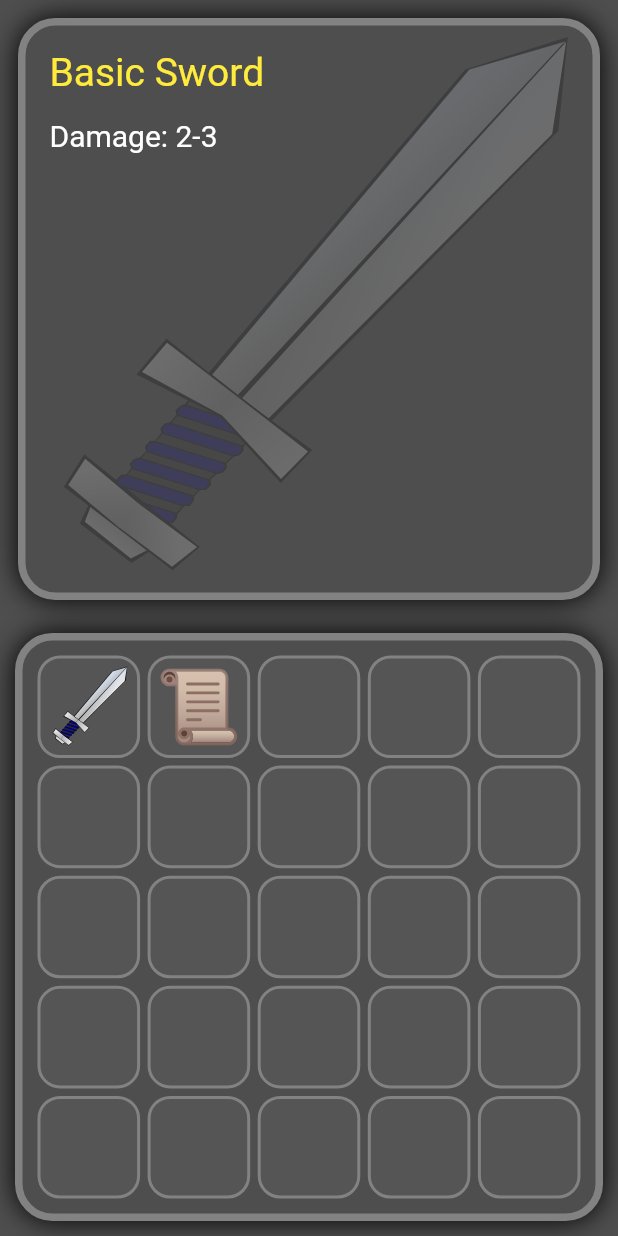
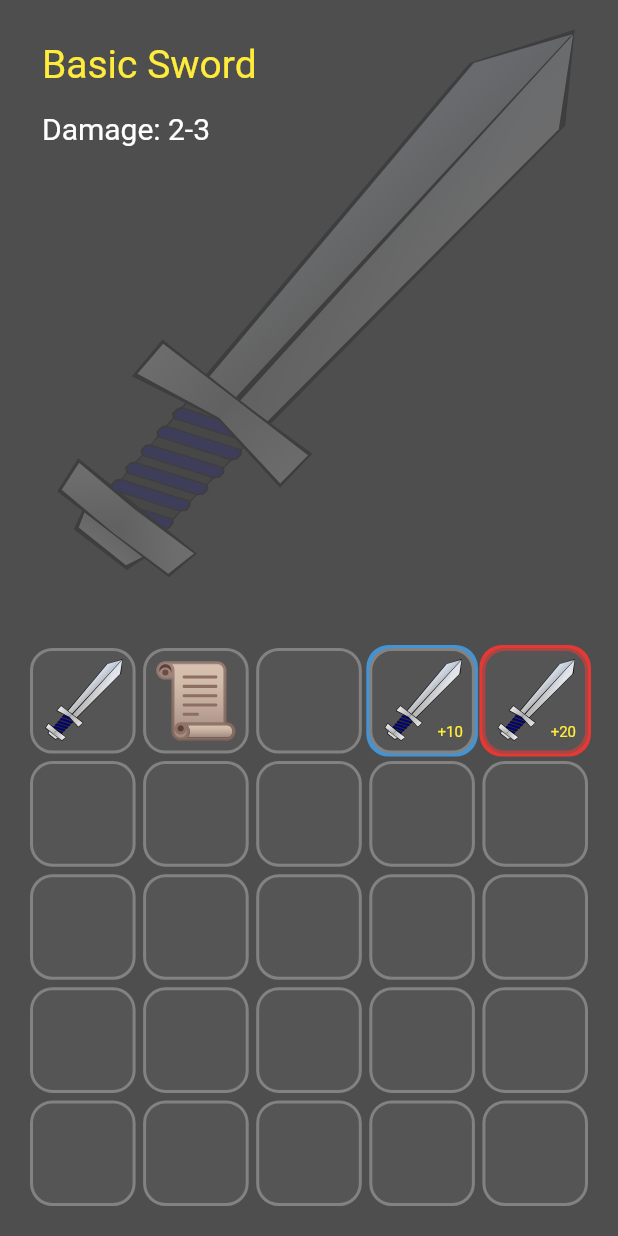
Before and after one commit to McKoog/enchanment_game, a Flutter app: the screen it shows after launch, after a tap on an icon or button, on a phone screen of 412 x 824 dp. Run offline on Flutter 3.47's test engine with Material 2 defaults, Android fonts, the phone set to English and light mode, and no system bars; our stand-ins replace auto_size_text, flutter_riverpod, flutter_svg; Roboto replaces fonts that are missing (PT Sans).

Commit message:
NOT DONE add hunting field menu,selecting weapon,switch pages

```diff
--- a/lib/data_providers/current_providers.dart
+++ b/lib/data_providers/current_providers.dart
@@ -11,3 +11,5 @@ final scrollEnchantSlotItem = StateProvider<Weapon?>((ref) => null);
 final currentEnchantSuccess = StateProvider<bool?>((ref) => null);
 
 final currentDragItemInventoryIndex = StateProvider<int?>((ref) => null);
+
+final currentSelectedWeaponHuntingField = StateProvider<Weapon?>((ref) => Weapon(type: ItemType.weapon,isSvgAsset: false, image: "assets/fist.png", name: "Fists", lowerDamage: 1, higherDamage: 1, enchantLevel: 0));
--- a/lib/data_providers/inventory_provider.dart
+++ b/lib/data_providers/inventory_provider.dart
@@ -11,5 +11,9 @@ final inventory = StateProvider<Inventory>((ref) => Inventory(
                 ?Weapon(type: ItemType.weapon, image: "assets/sword.svg", name: "Basic Sword", lowerDamage: 2, higherDamage: 3, enchantLevel: 0)
                 :index == 1
                 ?Scroll(type: ItemType.scroll, image: "assets/enchant_scroll.svg", name: "Scroll of enchant", description: "Increase power of the weapon, but be carefull, it's not garanteed")
+                :index == 3
+                ?Weapon(type: ItemType.weapon, image: "assets/sword.svg", name: "Basic Sword", lowerDamage: 2, higherDamage: 3, enchantLevel: 10)
+                :index == 4
+                ?Weapon(type: ItemType.weapon, image: "assets/sword.svg", name: "Basic Sword", lowerDamage: 2, higherDamage: 3, enchantLevel: 20)
                 :null
     )));
--- a/lib/main.dart
+++ b/lib/main.dart
@@ -1,4 +1,5 @@
 import 'package:enchantment_game/screens/enchant_screen/enchant_screen.dart';
+import 'package:enchantment_game/screens/hunting_field_screen/hunting_field_screen.dart';
 import 'package:flutter/material.dart';
 import 'package:flutter_riverpod/flutter_riverpod.dart';
 
@@ -17,8 +18,19 @@ class MyApp extends StatelessWidget {
       theme: ThemeData(
         primarySwatch: Colors.blue,
       ),
-      home: const Scaffold(
-        body: ProviderScope(child: EnchantScreen()),
+      home: Scaffold(
+        body: ProviderScope(
+          child: Container(
+            color: const Color.fromRGBO(78, 78, 78, 1),
+            child: PageView(
+              children: const [
+                EnchantScreen(),
+                HuntingFieldScreen()
+              ],
+            ),
+          ),
+            //child: EnchantScreen()
+        ),
       ),
     );
   }
--- a/lib/models/Inventory.dart
+++ b/lib/models/Inventory.dart
@@ -1,6 +1,7 @@
 // ignore_for_file: file_names
 
 import 'package:enchantment_game/models/item.dart';
+import 'package:enchantment_game/models/weapon.dart';
 
 class Inventory{
   Inventory({required this.items});
@@ -11,4 +12,13 @@ class Inventory{
     items[from] = null;
     return Inventory(items: items);
   }
+
+  List<Weapon> getAllMyWeapons(bool includingFist){
+    List<Weapon> weapons = [];
+    if(includingFist)weapons.add(Weapon(type: ItemType.weapon,isSvgAsset: false, image: "assets/fist.png", name: "Fists", lowerDamage: 1, higherDamage: 1, enchantLevel: 0));
+    items.forEach((element) {
+      if(element != null && element.type == ItemType.weapon) weapons.add(element as Weapon);
+    });
+    return weapons;
+  }
 }
--- a/lib/models/item.dart
+++ b/lib/models/item.dart
@@ -4,7 +4,8 @@ enum ItemType{
 }
 
 class Item{
-  Item({required this.type,required this.image});
+  Item({required this.type,this.isSvgAsset = true,required this.image});
   ItemType type;
+  bool isSvgAsset;
   String image;
 }
--- a/lib/models/weapon.dart
+++ b/lib/models/weapon.dart
@@ -1,7 +1,7 @@
 import 'package:enchantment_game/models/item.dart';
 
 class Weapon extends Item{
-  Weapon({required super.type, required super.image,required this.name,required this.lowerDamage,required this.higherDamage,required this.enchantLevel});
+  Weapon({required super.type, required super.image,super.isSvgAsset = true,required this.name,required this.lowerDamage,required this.higherDamage,required this.enchantLevel});
 
   String name;
   int lowerDamage;
--- /dev/null
+++ b/lib/own_packages/HorizonalListWheelScrollView.dart
@@ -0,0 +1,46 @@
+import 'package:flutter/material.dart';
+import 'package:flutter/rendering.dart';
+
+class HorizontalListWheelScrollView extends StatelessWidget {
+  final int? childCount;
+  final Widget Function(BuildContext, int) builder;
+  final Axis scrollDirection;
+  final FixedExtentScrollController? controller;
+  final double itemExtent;
+  final double diameterRatio;
+  final void Function(int)? onSelectedItemChanged;
+  const HorizontalListWheelScrollView({
+    Key? key,
+    this.childCount,
+    required this.builder,
+    required this.itemExtent,
+    this.controller,
+    this.onSelectedItemChanged,
+    this.scrollDirection = Axis.vertical,
+    this.diameterRatio = 2,
+  }) : super(key: key);
+
+  @override
+  Widget build(BuildContext context) {
+    return RotatedBox(
+      quarterTurns: scrollDirection == Axis.horizontal ? 3 : 0,
+      child: ListWheelScrollView.useDelegate(
+        perspective: 0.006,
+        onSelectedItemChanged: onSelectedItemChanged,
+        controller: controller,
+        itemExtent: itemExtent,
+        diameterRatio: diameterRatio,
+        physics: FixedExtentScrollPhysics(),
+        childDelegate: ListWheelChildBuilderDelegate(
+          childCount: childCount,
+          builder: (context, index) {
+            return RotatedBox(
+              quarterTurns: scrollDirection == Axis.horizontal ? 1 : 0,
+              child: builder(context, index),
+            );
+          },
+        ),
+      ),
+    );
+  }
+}
--- a/lib/screens/enchant_screen/enchant_screen.dart
+++ b/lib/screens/enchant_screen/enchant_screen.dart
@@ -9,7 +9,7 @@ class EnchantScreen extends StatelessWidget {
   Widget build(BuildContext context) {
     Size screenSize = MediaQuery.of(context).size;
     return Container(
-        color: const Color.fromRGBO(78, 78, 78, 1),
+        //color: const Color.fromRGBO(78, 78, 78, 1),
         child: SafeArea(
             child: LayoutBuilder(
                 builder: (BuildContext context, BoxConstraints constraints) {
--- a/lib/screens/enchant_screen/zones/main_zone/fields/base_main_zone_field.dart
+++ b/lib/screens/enchant_screen/zones/main_zone/fields/base_main_zone_field.dart
@@ -13,7 +13,7 @@ class BaseMainZoneField extends ConsumerWidget {
   @override
   Widget build(BuildContext context,WidgetRef ref) {
     return Container(
-        decoration: enchantFieldDecoration,
+        //decoration: enchantFieldDecoration,
         height:sideSize-24,
         width: sideSize-24,
         child:backgroundItem != null
--- a/lib/screens/enchant_screen/zones/secondary_zone/fields/components/inventory_draggable_item.dart
+++ b/lib/screens/enchant_screen/zones/secondary_zone/fields/components/inventory_draggable_item.dart
@@ -15,7 +15,9 @@ class InventoryDraggableItem extends ConsumerWidget {
   Widget build(BuildContext context,WidgetRef ref) {
     return Draggable<Item>(
       data: item,
-      feedback: SvgPicture.asset(item.image,height: MediaQuery.of(context).size.height/12,width: MediaQuery.of(context).size.height/12,),
+      feedback: item.isSvgAsset
+          ?SvgPicture.asset(item.image,height: MediaQuery.of(context).size.height/12,width: MediaQuery.of(context).size.height/12,)
+          :Image.asset(item.image,height: MediaQuery.of(context).size.height/12,width: MediaQuery.of(context).size.height/12,),
       childWhenDragging: const SizedBox(),
       onDragStarted: (){
         ref.read(currentDragItemInventoryIndex.notifier).update((state) => inventoryIndex);
@@ -55,7 +57,7 @@ class InventoryDraggableItem extends ConsumerWidget {
             ref.read(currentEnchantSuccess.notifier).update((state) => null);
           }
         },
-          child:SvgPicture.asset(item.image)
+          child:item.isSvgAsset?SvgPicture.asset(item.image):Image.asset(item.image)
         //child: Container(decoration: BoxDecoration(borderRadius:BorderRadius.circular(15),boxShadow: [BoxShadow(color:Colors.red.withOpacity(0.9),blurRadius: 0,spreadRadius: 6)]),child: SvgPicture.asset(item.image)),
       ),
     );
--- a/lib/screens/enchant_screen/zones/secondary_zone/fields/inventory_field.dart
+++ b/lib/screens/enchant_screen/zones/secondary_zone/fields/inventory_field.dart
@@ -15,7 +15,7 @@ class InventoryField extends ConsumerWidget {
     return Container(
         height: sideSize,
         width: sideSize,
-        decoration: inventoryZoneDecoration,
+        //decoration: inventoryZoneDecoration,
         child: GridView.builder(
             physics: const NeverScrollableScrollPhysics(),
             itemCount: capacity,
--- /dev/null
+++ b/lib/screens/hunting_field_screen/hunting_field_screen.dart
@@ -0,0 +1,96 @@
+import 'package:enchantment_game/data_providers/current_providers.dart';
+import 'package:enchantment_game/data_providers/inventory_provider.dart';
+import 'package:enchantment_game/decorations/fields_decoration.dart';
+import 'package:enchantment_game/decorations/slots_decorations.dart';
+import 'package:enchantment_game/decorations/text_decoration.dart';
+import 'package:enchantment_game/decorations/zone_decorations.dart';
+import 'package:enchantment_game/models/item.dart';
+import 'package:enchantment_game/models/weapon.dart';
+import 'package:enchantment_game/own_packages/HorizonalListWheelScrollView.dart';
+import 'package:enchantment_game/screens/enchant_screen/zones/secondary_zone/fields/components/inventory_slot.dart';
+import 'package:flutter/material.dart';
+import 'package:flutter_riverpod/flutter_riverpod.dart';
+import 'package:flutter_svg/flutter_svg.dart';
+
+class HuntingFieldScreen extends StatelessWidget {
+  const HuntingFieldScreen({Key? key}) : super(key: key);
+
+  @override
+  Widget build(BuildContext context) {
+    return SafeArea(
+        child: LayoutBuilder(
+            builder: (BuildContext context, BoxConstraints constraints) {
+              return HuntingFieldsMenu(constraints: constraints,);
+            }
+        )
+    );
+  }
+}
+
+class HuntingFieldsMenu extends ConsumerWidget {
+  const HuntingFieldsMenu({Key? key,required this.constraints}) : super(key: key);
+  final BoxConstraints constraints;
+  @override
+  Widget build(BuildContext context,WidgetRef ref) {
+    var inv = ref.watch(inventory);
+    print(inv.items);
+    List<Weapon?> myWeapons = inv.getAllMyWeapons(true);
+    Weapon? selectedWeapon = ref.watch(currentSelectedWeaponHuntingField);
+    return Column(
+      children: [
+        SizedBox(height: 20,),
+        Text("HuntingField",style: huntFieldNameTextDecoration,),
+        SizedBox(height: 20,),
+        Text("Welcome to hunting field!",textAlign:TextAlign.center,style: huntFieldDescriptionTextDecoration,),
+        Text("At first, pick avaliable weapon to fight monsters with...",textAlign:TextAlign.center,style: huntFieldDescriptionTextDecoration,),
+        SizedBox(height: 20,),
+        Container(
+          height: constraints.maxHeight/6,
+          //color: Colors.red,
+          child: HorizontalListWheelScrollView(
+            childCount:myWeapons.length,
+            scrollDirection:Axis.horizontal,
+            itemExtent: 150,
+            onSelectedItemChanged: (index){
+              ref.read(currentSelectedWeaponHuntingField.notifier).update((state) => myWeapons[index]);
+            },
+            builder: (BuildContext context, int index) {
+            return Container(margin: EdgeInsets.all(16),child: InventorySlot(index: 1000,item: myWeapons[index]));
+          },),
+        ),
+        selectedWeapon != null
+            ?Text(selectedWeapon.enchantLevel>0 ?selectedWeapon.name + " +" + selectedWeapon.enchantLevel.toString():selectedWeapon.name,style: huntFieldSelectedWeaponTextDecoration,)
+            :SizedBox(),
+      ],
+    );
+  }
+}
+
+
+
+
+class MonsterPage extends StatelessWidget {
+  const MonsterPage({
+    super.key,
+    required this.screenSize,
+  });
+
+  final Size screenSize;
+
+  @override
+  Widget build(BuildContext context) {
+    return Column(
+        children: [
+          Text("Werewolf",style: mobNameTextDecoration),
+          Text("show droplist",style: TextStyle(color: Colors.white),),
+          Padding(
+            padding: const EdgeInsets.all(16.0),
+            child: Image.asset("assets/lvl_1_werewolf.png"),
+          ),
+          Container(height: 20,width:screenSize.width/1.2,color: Colors.red.shade800,),
+          SizedBox(height: 8,),
+          Text("1000 / 1000",style: TextStyle(fontSize: 22,color: Colors.white),),
+          Expanded(child: Container(margin:EdgeInsets.all(50),decoration: attackFieldDecoration))
+        ]);
+  }
+}
--- a/pubspec.yaml
+++ b/pubspec.yaml
@@ -64,8 +64,7 @@ flutter:
 
   # To add assets to your application, add an assets section, like this:
   assets:
-    - assets/sword.svg
-    - assets/enchant_scroll.svg
+    - assets/
 
   # An image asset can refer to one or more resolution-specific "variants", see
   # https://flutter.dev/assets-and-images/#resolution-aware
```
Also changed, not shown: lib/decorations/fields_decoration.dart (+12 -0 lines), lib/decorations/text_decoration.dart (+10 -0 lines), assets/fist.png (added), assets/lvl_1_werewolf.png (added).
